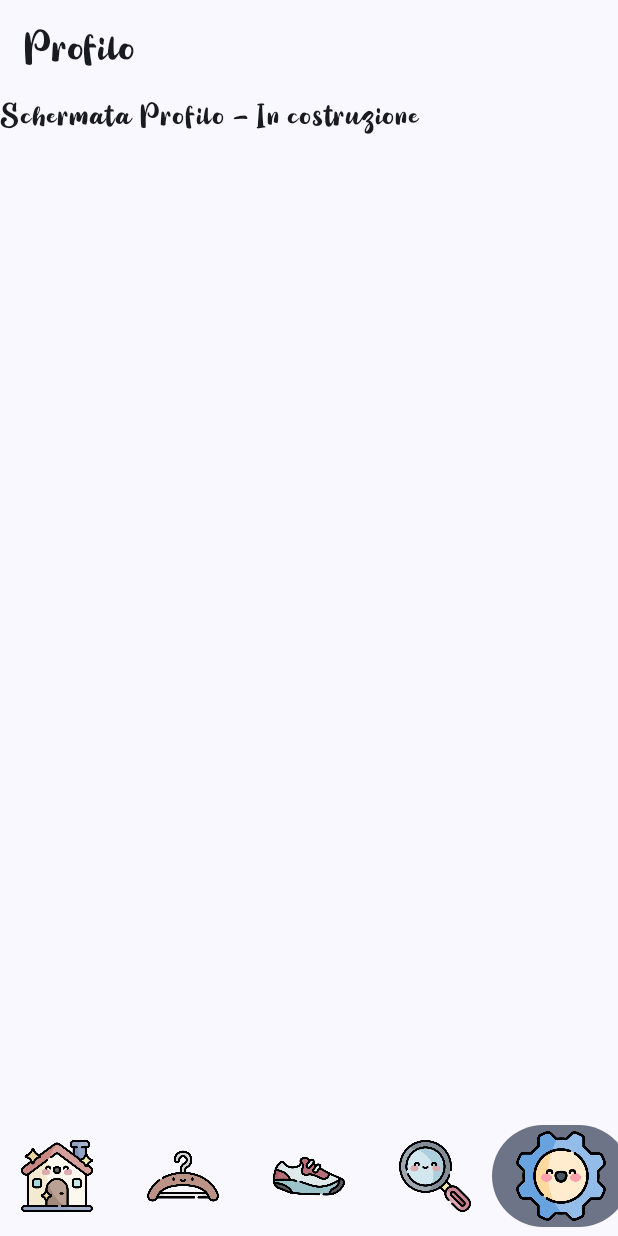
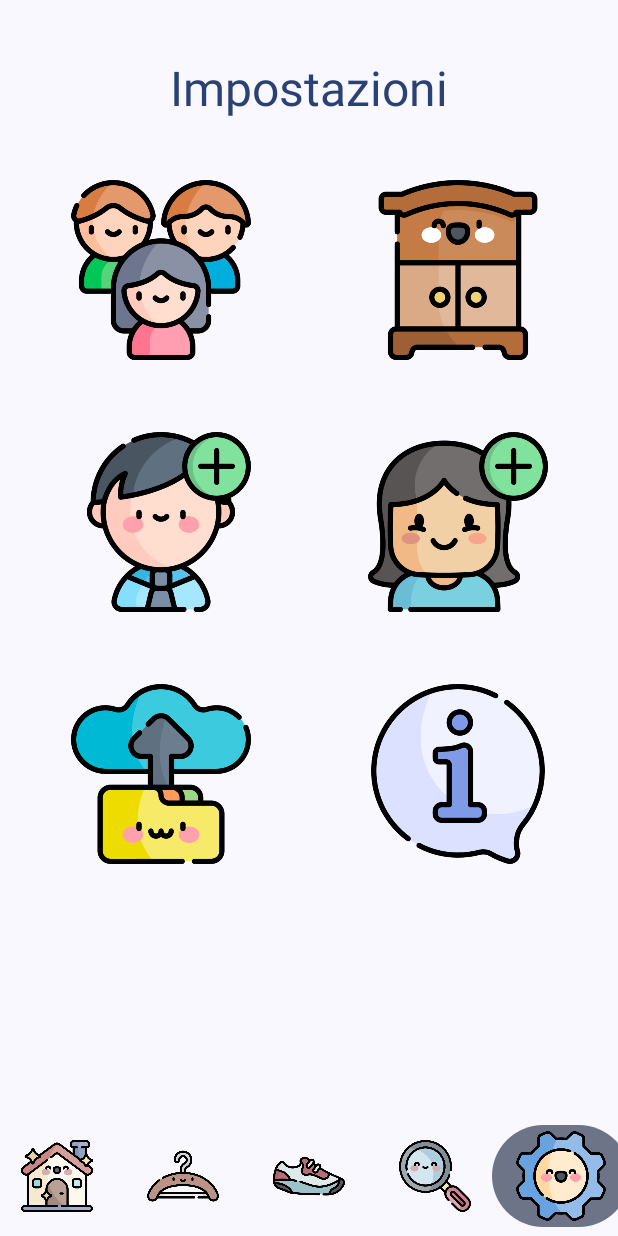
Before and after one commit to Polimar/TT2, an Android app built with Jetpack Compose: the ProfileScreen screen opened through its navigation route, on a phone screen of 412 x 824 dp. Run offline under Robolectric (Android 15) with nearby library versions, the phone set to English and light mode, and no system bars; our stand-ins replace Dagger/Hilt's generated code.

Commit message:
0.3 impostazioni

```diff
--- a/app/src/main/java/com/valcan/tt/ui/screens/profile/ProfileScreen.kt
+++ b/app/src/main/java/com/valcan/tt/ui/screens/profile/ProfileScreen.kt
@@ -1,29 +1,129 @@
 package com.valcan.tt.ui.screens.profile
 
+import androidx.compose.foundation.Image
+import androidx.compose.foundation.background
+import androidx.compose.foundation.clickable
 import androidx.compose.foundation.layout.*
+import androidx.compose.foundation.lazy.grid.GridCells
+import androidx.compose.foundation.lazy.grid.LazyVerticalGrid
+import androidx.compose.foundation.shape.RoundedCornerShape
 import androidx.compose.material3.*
-import androidx.compose.runtime.Composable
+import androidx.compose.runtime.*
+import androidx.compose.ui.Alignment
 import androidx.compose.ui.Modifier
+import androidx.compose.ui.draw.clip
+import androidx.compose.ui.res.painterResource
+import androidx.compose.ui.text.style.TextAlign
+import androidx.compose.ui.unit.dp
+import androidx.hilt.navigation.compose.hiltViewModel
 import androidx.navigation.NavController
+import com.valcan.tt.R
+import com.valcan.tt.data.model.User
 import com.valcan.tt.ui.components.TTBottomNavigation
+import com.valcan.tt.ui.screens.welcome.UserSelectionDialog
+import com.valcan.tt.ui.viewmodel.ProfileViewModel
 
 @OptIn(ExperimentalMaterial3Api::class)
 @Composable
-fun ProfileScreen(navController: NavController) {
+fun ProfileScreen(
+    navController: NavController,
+    viewModel: ProfileViewModel = hiltViewModel()
+) {
+    var showUserSelectionDialog by remember { mutableStateOf(false) }
+    val users by viewModel.users.collectAsState(initial = emptyList())
+
     Scaffold(
-        topBar = {
-            TopAppBar(
-                title = { Text("Profilo") }
-            )
-        },
-        bottomBar = { TTBottomNavigation(navController) }
+        bottomBar = { TTBottomNavigation(navController = navController) }
     ) { paddingValues ->
-        Box(
+        Column(
             modifier = Modifier
                 .fillMaxSize()
                 .padding(paddingValues)
+                .padding(16.dp),
+            horizontalAlignment = Alignment.CenterHorizontally
         ) {
-            Text("Schermata Profilo - In costruzione")
+            // Titolo
+            Text(
+                text = "Impostazioni",
+                style = MaterialTheme.typography.headlineLarge,
+                color = MaterialTheme.colorScheme.primary,
+                modifier = Modifier.padding(vertical = 24.dp)
+            )
+
+            // Griglia di impostazioni
+            LazyVerticalGrid(
+                columns = GridCells.Fixed(2),
+                horizontalArrangement = Arrangement.spacedBy(16.dp),
+                verticalArrangement = Arrangement.spacedBy(16.dp),
+                modifier = Modifier.fillMaxWidth()
+            ) {
+                items(6) { index ->
+                    when (index) {
+                        0 -> SettingButton(
+                            icon = R.drawable.ic_users_kawaii,
+                            contentDescription = "Selezione Utenti",
+                            onClick = { showUserSelectionDialog = true }
+                        )
+                        1 -> SettingButton(
+                            icon = R.drawable.ic_wardrobe_kawaii,
+                            contentDescription = "Armadi",
+                            onClick = { /* TODO */ }
+                        )
+                        2 -> SettingButton(
+                            icon = R.drawable.ic_add_male_kawaii,
+                            contentDescription = "Nuovo Utente M",
+                            onClick = { /* TODO */ }
+                        )
+                        3 -> SettingButton(
+                            icon = R.drawable.ic_add_female_kawaii,
+                            contentDescription = "Nuovo Utente F",
+                            onClick = { /* TODO */ }
+                        )
+                        4 -> SettingButton(
+                            icon = R.drawable.ic_backup_kawaii,
+                            contentDescription = "Backup",
+                            onClick = { /* TODO */ }
+                        )
+                        5 -> SettingButton(
+                            icon = R.drawable.ic_info_kawaii,
+                            contentDescription = "Info App",
+                            onClick = { /* TODO */ }
+                        )
+                    }
+                }
+            }
         }
     }
+
+    if (showUserSelectionDialog) {
+        UserSelectionDialog(
+            users = users,
+            onUserSelected = { selectedUser ->
+                viewModel.updateCurrentUser(selectedUser)
+                showUserSelectionDialog = false
+            }
+        )
+    }
 }
+
+@Composable
+fun SettingButton(
+    icon: Int,
+    contentDescription: String,
+    onClick: () -> Unit
+) {
+    Box(
+        modifier = Modifier
+            .clip(RoundedCornerShape(16.dp))
+            .background(MaterialTheme.colorScheme.surface)
+            .clickable(onClick = onClick)
+            .padding(16.dp),
+        contentAlignment = Alignment.Center
+    ) {
+        Image(
+            painter = painterResource(id = icon),
+            contentDescription = contentDescription,
+            modifier = Modifier.size(120.dp)
+        )
+    }
+}
--- /dev/null
+++ b/app/src/main/java/com/valcan/tt/ui/viewmodel/ProfileViewModel.kt
@@ -0,0 +1,20 @@
+package com.valcan.tt.ui.viewmodel
+
+import androidx.lifecycle.ViewModel
+import com.valcan.tt.data.model.User
+import com.valcan.tt.data.repository.UserRepository
+import dagger.hilt.android.lifecycle.HiltViewModel
+import kotlinx.coroutines.flow.Flow
+import javax.inject.Inject
+
+@HiltViewModel
+class ProfileViewModel @Inject constructor(
+    private val userRepository: UserRepository
+) : ViewModel() {
+
+    val users: Flow<List<User>> = userRepository.getAllUsers()
+
+    fun updateCurrentUser(user: User) {
+        userRepository.updateCurrentUser(user)
+    }
+}
```
Also changed, not shown: app/src/main/res/drawable/ic_add_female_kawaii.png (added), app/src/main/res/drawable/ic_add_male_kawaii.png (added), app/src/main/res/drawable/ic_backup_kawaii.png (added), app/src/main/res/drawable/ic_info_kawaii.png (added), app/src/main/res/drawable/ic_users_kawaii.png (added), app/src/main/res/drawable/ic_wardrobe_kawaii.png (added).
